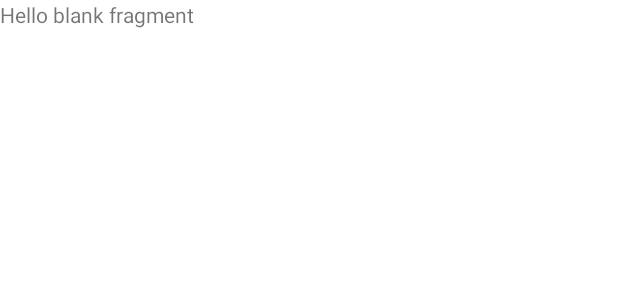
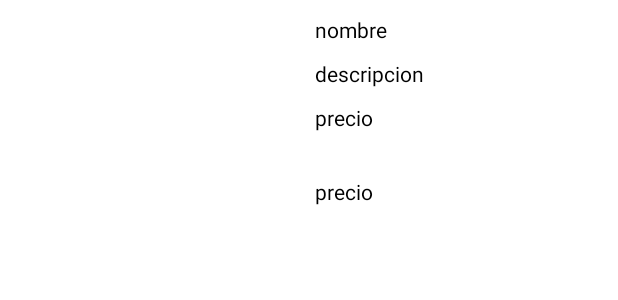
Before and after one commit to jA71/Pruebas_Fragmentos, an Android app: the layout fragment_producto.xml on its own in the app's theme, with its tools: preview values and no code run, on a phone screen of 412 x 824 dp. Shown: the top 300 px of the screen. Run offline under Robolectric (Android 15) with nearby library versions, the phone set to English and light mode, and no system bars.

Commit message:
se actualiza proyecto con fragmentos

```diff
--- a/app/src/main/AndroidManifest.xml
+++ b/app/src/main/AndroidManifest.xml
@@ -2,6 +2,7 @@
 <manifest xmlns:android="http://schemas.android.com/apk/res/android"
     xmlns:tools="http://schemas.android.com/tools"
     package="com.example.pruebas_fragmentos">
+    <uses-permission android:name="android.permission.INTERNET"/>
 
     <application
         android:allowBackup="true"
@@ -12,9 +13,10 @@
         android:roundIcon="@mipmap/ic_launcher_round"
         android:supportsRtl="true"
         android:theme="@style/Theme.Pruebas_Fragmentos"
+        android:usesCleartextTraffic="true"
         tools:targetApi="31">
         <activity
-            android:name=".Listado"
+            android:name=".user_interface.Listado"
             android:exported="false" />
         <activity
             android:name=".MainActivity"
--- a/app/src/main/java/com/example/pruebas_fragmentos/dto/ApiService.kt
+++ b/app/src/main/java/com/example/pruebas_fragmentos/dto/ApiService.kt
@@ -7,5 +7,5 @@ import retrofit2.http.GET
 interface ApiService {
 
     @GET( "index.php")
-    fun buscarListaProdcutos(): Call <List<Producto>>
+    fun buscarListaProductos(): Call <List<Producto>>
 }
--- a/app/src/main/java/com/example/pruebas_fragmentos/dto/Producto.kt
+++ b/app/src/main/java/com/example/pruebas_fragmentos/dto/Producto.kt
@@ -3,8 +3,9 @@ package com.example.pruebas_fragmentos.dto
 class Producto {
 
     var id: Long? = null
-    var nombre: String? = null
-    var descripcion: String? = null
+    var name: String? = null
+    var description: String? = null
+    var price: String? = null
     var url: String? = null
 
 
--- a/app/src/main/java/com/example/pruebas_fragmentos/dto/WsClient.kt
+++ b/app/src/main/java/com/example/pruebas_fragmentos/dto/WsClient.kt
@@ -5,7 +5,7 @@ import retrofit2.Retrofit
 class WsClient {
     companion object {
 
-        private const val URL = "http://192.168.1.3/backendRapidoMovil/"
+        private const val URL = "http://172.16.4.55/backendRapidoMovil/"
         private var retrofit: Retrofit? = null
 
         private fun retrofitClient(): Retrofit? {
--- a/app/src/main/res/layout/fragment_producto.xml
+++ b/app/src/main/res/layout/fragment_producto.xml
@@ -1,14 +1,91 @@
 <?xml version="1.0" encoding="utf-8"?>
 <FrameLayout xmlns:android="http://schemas.android.com/apk/res/android"
+    xmlns:app="http://schemas.android.com/apk/res-auto"
     xmlns:tools="http://schemas.android.com/tools"
     android:layout_width="match_parent"
-    android:layout_height="match_parent"
+    android:layout_height="200dp"
+    android:background="@color/white"
     tools:context=".Producto">
 
     <!-- TODO: Update blank fragment layout -->
-    <TextView
+
+    <androidx.constraintlayout.widget.ConstraintLayout
         android:layout_width="match_parent"
-        android:layout_height="match_parent"
-        android:text="@string/hello_blank_fragment" />
+        android:layout_height="match_parent">
+
+        <ImageView
+            android:id="@+id/image"
+            android:layout_width="200dp"
+            android:layout_height="match_parent"
+            app:layout_constraintLeft_toLeftOf="parent"
+            app:layout_constraintTop_toTopOf="parent"
+            tools:ignore="MissingConstraints" />
+
+        <androidx.constraintlayout.widget.ConstraintLayout
+            android:layout_width="0dp"
+            android:layout_height="match_parent"
+            app:layout_constraintLeft_toRightOf="@id/image"
+            app:layout_constraintRight_toRightOf="parent">
+
+            <TextView
+                android:id="@+id/nombre"
+                android:layout_width="match_parent"
+                android:layout_height="wrap_content"
+                android:layout_marginLeft="10dp"
+                android:layout_marginTop="10dp"
+                android:layout_marginRight="10dp"
+                android:text="nombre"
+                android:textColor="@color/black"
+                app:layout_constraintTop_toTopOf="parent"
+                tools:ignore="MissingConstraints" />
+
+
+            <TextView
+                android:id="@+id/descripcion"
+                android:layout_width="match_parent"
+                android:layout_height="wrap_content"
+                android:layout_marginLeft="10dp"
+                android:layout_marginTop="10dp"
+                android:layout_marginRight="10dp"
+                android:text="descripcion"
+                android:textColor="@color/black"
+                app:layout_constraintTop_toBottomOf="@id/nombre"
+                />
+
+            <TextView
+                android:id="@+id/precio"
+                android:layout_width="match_parent"
+                android:layout_height="wrap_content"
+                android:layout_marginLeft="10dp"
+                android:layout_marginTop="10dp"
+                android:layout_marginRight="10dp"
+                android:text="precio"
+                android:textColor="@color/black"
+                app:layout_constraintTop_toBottomOf="@id/descripcion"
+                />
+
+            <TextView
+                android:id="@+id/spacer"
+                android:layout_width="match_parent"
+                android:layout_height="10dp"
+                android:layout_marginTop="10dp"
+                app:layout_constraintTop_toBottomOf="@id/precio" />
+
+            <TextView
+                android:id="@+id/precio_detalle"
+                android:layout_width="match_parent"
+                android:layout_height="wrap_content"
+                android:layout_marginLeft="10dp"
+                android:layout_marginTop="10dp"
+                android:layout_marginRight="10dp"
+                android:text="precio"
+                android:textColor="@color/black"
+                app:layout_constraintTop_toBottomOf="@id/spacer" />
+
+
+        </androidx.constraintlayout.widget.ConstraintLayout>
+
+
+    </androidx.constraintlayout.widget.ConstraintLayout>
 
 </FrameLayout>
```
Also changed, not shown: app/src/main/java/com/example/pruebas_fragmentos/Adaptador.kt (+25 -2 lines), app/src/main/java/com/example/pruebas_fragmentos/MainActivity.kt (+28 -1 lines), app/src/main/java/com/example/pruebas_fragmentos/Producto.kt (+8 -12 lines), app/src/main/java/com/example/pruebas_fragmentos/user_interface/Listado.kt (+44 -1 lines), app/src/main/res/layout/activity_listado.xml (+8 -0 lines).
